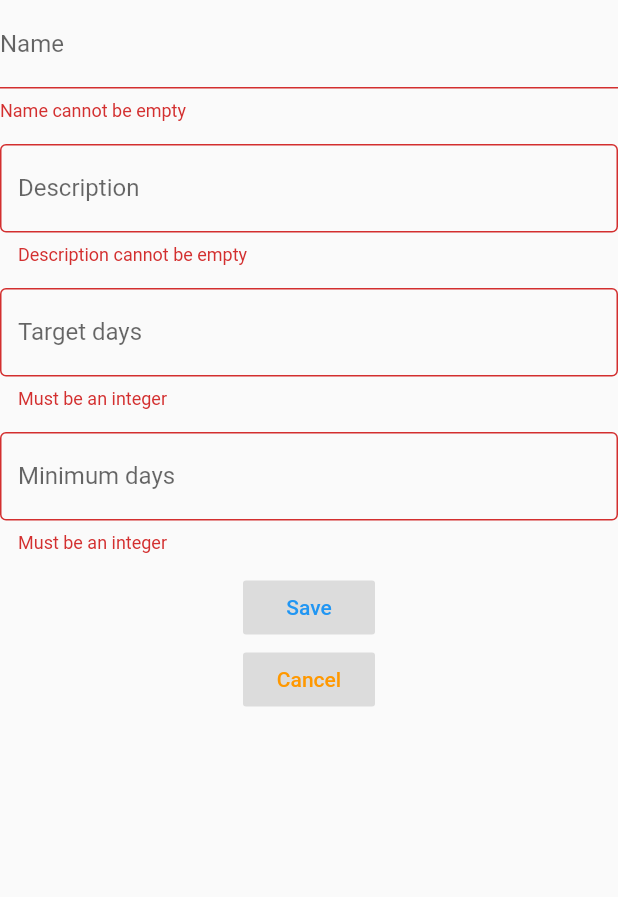
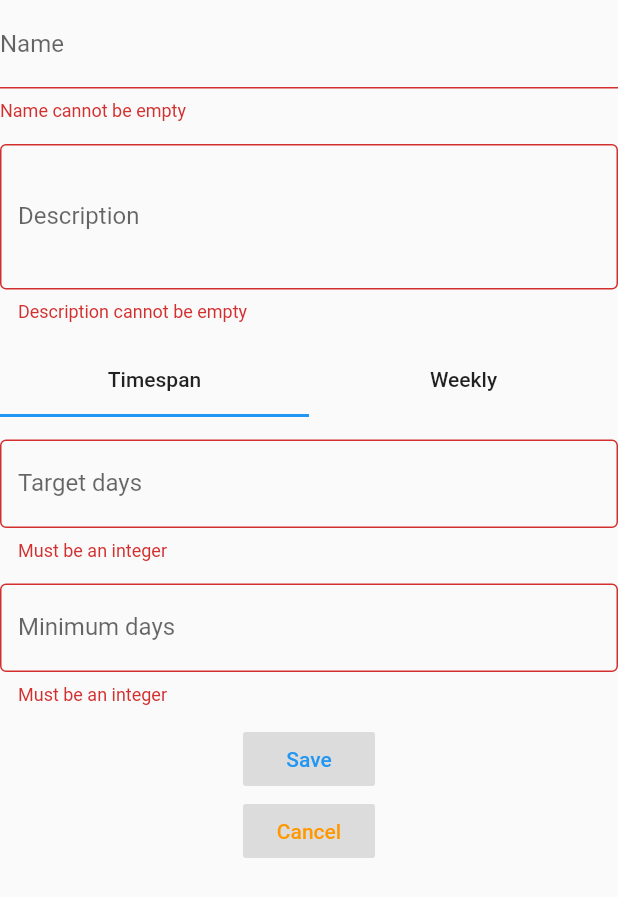
Before and after one commit to krusek/reminder, a Flutter app: the CreateIngredientForm widget shown alone on an empty page, opened directly, after a tap on "Save", on a phone screen of 412 x 824 dp. Shown: the top 897 px of the screen. Run offline on Flutter 3.47's test engine with Material 2 defaults, Android fonts, the phone set to English and light mode, and no system bars; our stand-ins replace cloud_firestore, firebase_core, rxdart, shared_preferences, timeago; missing offline and left inert: firestore_ui; accounts and stored records are empty; statements that could not run were skipped.

```diff
--- a/lib/main.dart
+++ b/lib/main.dart
@@ -5,6 +5,7 @@ import 'package:reminder/data/firestore_provider.dart';
 import 'package:reminder/data/model.dart';
 import 'package:reminder/screens/create_reminder_form.dart';
 import 'package:reminder/screens/splash.dart';
+import 'package:reminder/widgets/agnostic/agnostic_listitem.dart';
 import 'package:reminder/widgets/reminder_widget.dart';
 import 'package:timeago/timeago.dart' as timeago;
 import 'package:firestore_ui/animated_firestore_list.dart';
@@ -68,8 +69,7 @@ class MyHomePage extends StatelessWidget {
         return ListView(
           children:
             snapshot.data.map((data) {
-              return MaterialButton(
-                key: Key(data.id),
+              return AgnosticListItem(
                 child: ReminderWidget(reminder: data,),
                 onPressed: () {
                   final reminder = data.updated(lastEvent: DateTime.now());
--- a/lib/screens/create_reminder_form.dart
+++ b/lib/screens/create_reminder_form.dart
@@ -1,4 +1,5 @@
 import 'package:flutter/material.dart';
+import 'package:reminder/data/bloc/database_bloc.dart';
 import 'package:reminder/data/database_provider.dart';
 import 'package:reminder/data/model.dart';
 import 'package:uuid/uuid.dart';
@@ -25,16 +26,29 @@ class CreateIngredientForm extends StatefulWidget {
   }
 }
 
-class CreateIngredientFormState extends State<CreateIngredientForm> with TickerProviderStateMixin {
+class CreateIngredientFormState extends State<CreateIngredientForm> with TickerProviderStateMixin<CreateIngredientForm> {
   final _formKey = GlobalKey<FormState>();
   final String id;
   final TextEditingController nameController = TextEditingController();
   final TextEditingController descriptionController = TextEditingController();
   final TextEditingController timespanController = TextEditingController();
   final TextEditingController minimumTimespanController = TextEditingController();
+  TabController tabBarController;
 
   CreateIngredientFormState({String id}):
     this.id = id ?? Uuid().v1();
+
+  @override
+    void initState() {
+      tabBarController = TabController(length: 2, vsync: this);
+      tabBarController.addListener(() {
+        if (tabBarController.indexIsChanging) { return; }
+        print("changing: ${tabBarController.indexIsChanging}");
+        print("tab bar: ${tabBarController.index}");
+        setState(() { });
+      });
+      super.initState();
+    }
 
   @override
   Widget build(BuildContext context) {
@@ -42,8 +56,8 @@ class CreateIngredientFormState extends State<CreateIngredientForm> with TickerP
     return Form(
       key: _formKey,
       child: AnimatedSize(
+        alignment: Alignment.topCenter,
         duration: Duration(milliseconds: 200),
-        alignment: Alignment.center,
         vsync: this,
         child: Column(
           children: [
@@ -54,11 +68,60 @@ class CreateIngredientFormState extends State<CreateIngredientForm> with TickerP
             ),
             Container(height: 15.0),
             TextFormField(
+              maxLines: 3,
               decoration: InputDecoration(labelText: "Description", border: OutlineInputBorder()),
               controller: descriptionController,
               validator: (val) => val.isEmpty ? "Description cannot be empty" : null,
             ),
             Container(height: 15.0),
+            TabBar(
+              controller: tabBarController,
+              tabs: <Widget>[
+                Tab(child: Text(
+                  "Timespan",
+                  style: TextStyle(color: Colors.black87)
+                )),
+                Tab(child: Text("Weekly",
+                  style: TextStyle(color: Colors.black87)
+                )),
+              ],
+            ),
+            Container(height: 15.0),
+            tabBarController.index == 0 ? _buildFrequencyInput() : _buildWeekDayInput(),
+            Container(height: 12.0),
+            _buildButtons(database),
+          ]
+        )
+      ),
+    );
+  }
+
+  Widget _buildWeekDayInput() {
+    return Column(
+      children: <Widget>[
+        Row(
+          children:
+            DayOfWeek.values.map((day) {
+              final index = DayOfWeek.values.indexOf(day);
+              return Column(
+                children: <Widget>[
+                  Checkbox(
+                    value: false,
+                    onChanged: (_) {},
+                  ),
+                  Text("d $index")
+                ],
+              );
+            }
+          ).toList().cast<Widget>()
+        )
+      ],
+    );
+  }
+
+  Widget _buildFrequencyInput() {
+    return Column(
+      children: [
         TextFormField(
           decoration: InputDecoration(labelText: "Target days", border: OutlineInputBorder()),
           controller: timespanController,
@@ -83,8 +146,13 @@ class CreateIngredientFormState extends State<CreateIngredientForm> with TickerP
             return null;
           }
         ),
+      ]
+    );
+  }
 
-            Container(height: 12.0),
+  Widget _buildButtons(DatabaseBloc database) {
+    return Column(
+      children: <Widget>[
         FlatButton(
           color: Colors.black12,
           textColor: Colors.blue,
@@ -119,8 +187,6 @@ class CreateIngredientFormState extends State<CreateIngredientForm> with TickerP
           }
         )
       ]
-        ),
-      ),
     );
   }
 }
--- a/lib/widgets/absolute_frequency.dart
+++ b/lib/widgets/absolute_frequency.dart
@@ -18,7 +18,6 @@ class AbsoluteFrequence extends StatelessWidget {
     return Text(data,
       style: TextStyle(
         color: Colors.black54,
-        //fontWeight: FontWeight.w400,
         fontSize: 12.0,
       ),
     );
@@ -26,7 +25,6 @@ class AbsoluteFrequence extends StatelessWidget {
 
   String _daysText(DaysFrequency days) {
     final value = days.days.map((day) => _dayName(null, day)).reduce((result, element) => result + ", " + element);
-    print("value: $value");
     return "every $value";
   }
 
```
Also changed, not shown: lib/widgets/agnostic/agnostic_listitem.dart (added, +77 -0 lines). Lines whose indentation alone changed are shown as unchanged.
